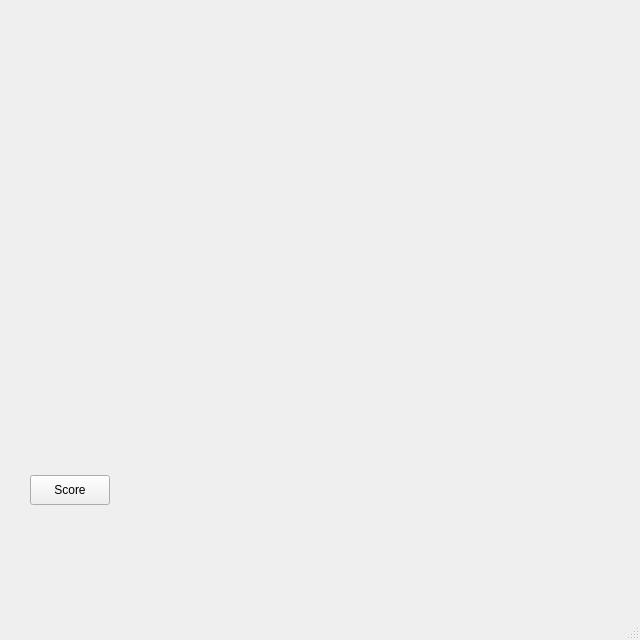
Above: EducationalCooking/playerview.ui from University-of-Utah-CS3505/a9-edu-app-AssetGG before the change. Below: the same form after it.
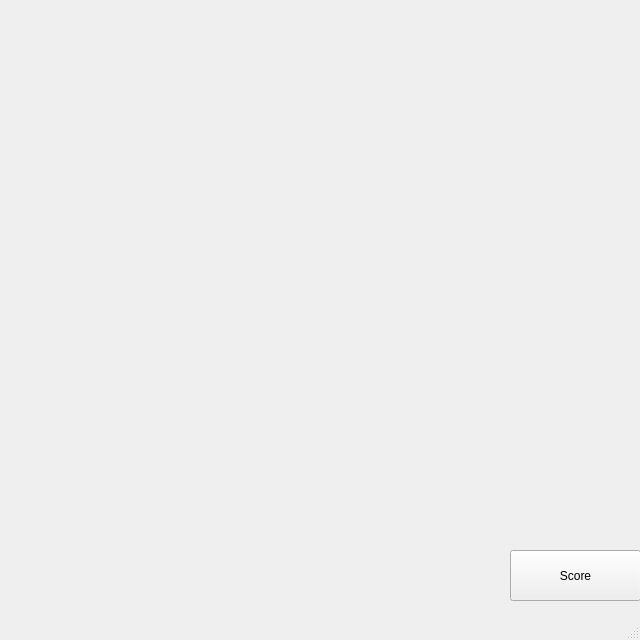
That is the form after the change.

What changed in the file:
```diff
--- a/EducationalCooking/playerview.ui
+++ b/EducationalCooking/playerview.ui
@@ -17,10 +17,10 @@
    <widget class="QPushButton" name="scoreButton">
     <property name="geometry">
      <rect>
-      <x>30</x>
-      <y>475</y>
-      <width>80</width>
-      <height>30</height>
+      <x>510</x>
+      <y>550</y>
+      <width>131</width>
+      <height>51</height>
      </rect>
     </property>
     <property name="text">
```
Left out of the diff: 2 changed lines with no effect on the pictures.
